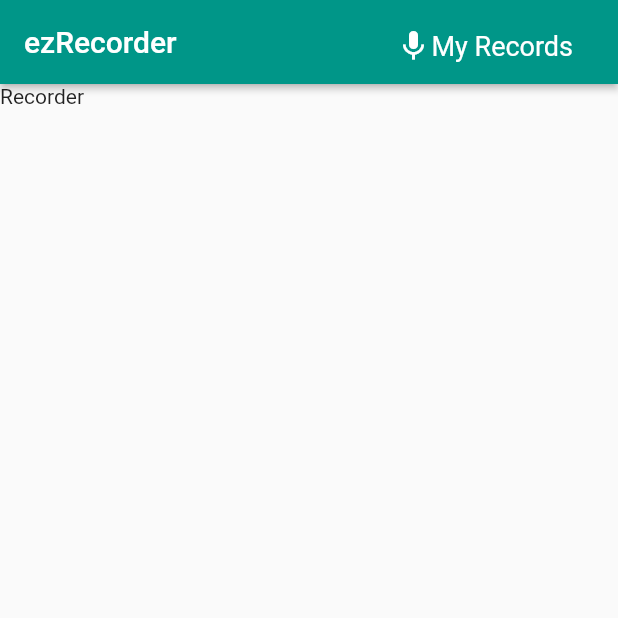
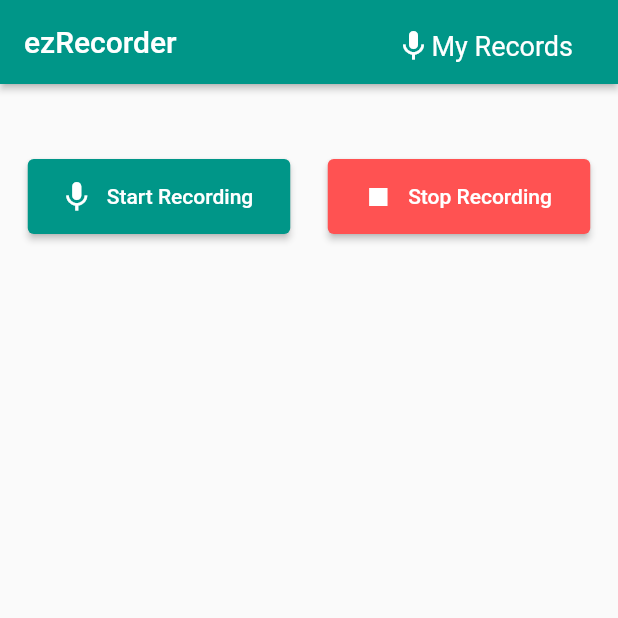
Before and after one commit to Rafi404/ezRecorder, a Flutter app: the screen it shows after launch, on a phone screen of 412 x 824 dp, the top half of it. Run offline on Flutter 3.47's test engine with Material 2 defaults, Android fonts, the phone set to English and light mode, and no system bars; missing offline and left inert: flutter_sound, flutter_sound_web.

Commit message:
Recording Player added

```diff
--- a/lib/Pages/homePage.dart
+++ b/lib/Pages/homePage.dart
@@ -1,3 +1,4 @@
+import 'package:ezrecorder/Widgets/recorder.dart';
 import 'package:flutter/material.dart';
 
 class HomePage extends StatefulWidget {
@@ -32,10 +33,16 @@ class _HomePageState extends State<HomePage> {
         ],
 
       ),
-      body: ListView(
-        children: const [
-          Text('Recorder')
-        ],
+      body: Center(
+        child: Padding(
+          padding: const EdgeInsets.only(top: 50),
+          child: ListView(
+            children: const [
+              AudioRecorder(),
+
+            ],
+          ),
+        ),
       ),
 
     );
--- /dev/null
+++ b/lib/Widgets/recorder.dart
@@ -0,0 +1,113 @@
+import 'package:ezrecorder/provider/recorderProvider.dart';
+import 'package:flutter/material.dart';
+import 'package:flutter_sound/flutter_sound.dart';
+import 'package:provider/provider.dart';
+
+class AudioRecorder extends StatefulWidget {
+  const AudioRecorder({Key? key}) : super(key: key);
+
+  @override
+  _AudioRecorderState createState() => _AudioRecorderState();
+}
+
+class _AudioRecorderState extends State<AudioRecorder> {
+  final recorder = SoundRecorder();
+
+  @override
+  Widget build(BuildContext context) {
+    return Center(
+      child: Row(
+        mainAxisAlignment: MainAxisAlignment.center,
+        crossAxisAlignment: CrossAxisAlignment.center,
+        children: [
+          ///Start Button
+          Provider.of<RecordProvider>(context, listen: true).startButtonStatus
+              ? ElevatedButton.icon(
+                  style: ElevatedButton.styleFrom(
+                      minimumSize: const Size(175, 50),
+                      primary: Colors.teal,
+                      onPrimary: Colors.white),
+                  onPressed: () {
+                    Provider.of<RecordProvider>(context, listen: false)
+                        .onStartRecord();
+                  },
+                  icon: const Icon(Icons.mic),
+                  label: const Text('Start Recording'),
+                )
+              :
+
+              ///Pause Button
+              Provider.of<RecordProvider>(context).pauseButtonStatus
+                  ? ElevatedButton.icon(
+                      style: ElevatedButton.styleFrom(
+                          minimumSize: const Size(175, 50),
+                          primary: Colors.amber,
+                          onPrimary: Colors.white),
+                      onPressed: () {
+                        Provider.of<RecordProvider>(context, listen: false)
+                            .onPauseRecord();
+                      },
+                      icon: const Icon(Icons.pause),
+                      label: const Text('Pause Recording'),
+                    )
+                  : Container(),
+
+          ///Resume Button
+          Provider.of<RecordProvider>(context).resumeButtonStatus
+              ? ElevatedButton.icon(
+                  style: ElevatedButton.styleFrom(
+                      minimumSize: const Size(175, 50),
+                      primary: Colors.teal,
+                      onPrimary: Colors.white),
+                  onPressed: () {
+                    Provider.of<RecordProvider>(context, listen: false)
+                        .onResumeRecord();
+                  },
+                  icon: const Icon(Icons.skip_next),
+                  label: const Text('Resume Recording'),
+                )
+              : Container(),
+
+          const SizedBox(
+            width: 25,
+          ),
+
+          ///Stop Button
+          ElevatedButton.icon(
+            style: ElevatedButton.styleFrom(
+                minimumSize: const Size(175, 50),
+                primary: Colors.redAccent,
+                onPrimary: Colors.white),
+            onPressed: () {
+              Provider.of<RecordProvider>(context, listen: false)
+                  .onStopRecord();
+            },
+            icon: const Icon(Icons.stop),
+            label: const Text('Stop Recording'),
+          ),
+        ],
+      ),
+    );
+  }
+}
+
+class SoundRecorder {
+  final pathToSaveAudio = 'Sample_audio.aac';
+  FlutterSoundRecorder? _audioRecorder;
+
+  Future _record() async {
+    await _audioRecorder!.startRecorder(toFile: pathToSaveAudio);
+  }
+
+  Future _pause() async {
+    await _audioRecorder!.pauseRecorder();
+  }
+
+  Future _resume() async {
+    await _audioRecorder!.resumeRecorder();
+  }
+
+  Future _stop() async {
+    await _audioRecorder!.stopRecorder();
+  }
+}
--- a/lib/main.dart
+++ b/lib/main.dart
@@ -1,4 +1,6 @@
+import 'package:ezrecorder/provider/recorderProvider.dart';
 import 'package:flutter/material.dart';
+import 'package:provider/provider.dart';
 
 import 'Pages/homePage.dart';
 
@@ -6,11 +8,8 @@ void main() {
   runApp(const MyApp());
 }
 
-
-class MyApp extends StatefulWidget{
+class MyApp extends StatefulWidget {
   const MyApp({Key? key}) : super(key: key);
-
-
 
   @override
   _MyAppState createState() => _MyAppState();
@@ -19,11 +18,14 @@ class MyApp extends StatefulWidget{
 class _MyAppState extends State<MyApp> {
   @override
   Widget build(BuildContext context) {
-    return const MaterialApp(
-      debugShowCheckedModeBanner: false,
-      title: 'ezRecorder',
-      home: HomePage(),
-
+    print('Recorder Build');
+    return ChangeNotifierProvider(
+      create: (context) => RecordProvider(),
+      child: const MaterialApp(
+        debugShowCheckedModeBanner: false,
+        title: 'ezRecorder',
+        home: HomePage(),
+      ),
     );
   }
 }
--- /dev/null
+++ b/lib/provider/recorderProvider.dart
@@ -0,0 +1,42 @@
+import 'package:flutter/cupertino.dart';
+
+class RecordProvider with ChangeNotifier{
+
+  bool isRecording = false;
+  bool startButtonStatus = true;
+  bool pauseButtonStatus = false;
+  bool resumeButtonStatus = false;
+
+  void onStartRecord(){
+  isRecording = true;
+  startButtonStatus = false;
+  pauseButtonStatus = true;
+  print('Recording Started $isRecording');
+  notifyListeners();
+  }
+
+  void onPauseRecord(){
+    pauseButtonStatus = false;
+    print('Recording Paused $pauseButtonStatus');
+    resumeButtonStatus = true;
+    print('Recording Paused $isRecording');
+    notifyListeners();
+  }
+
+  void onResumeRecord(){
+    pauseButtonStatus = true;
+    resumeButtonStatus = false;
+    print('Resume pressed');
+    notifyListeners();
+  }
+
+  void onStopRecord(){
+    isRecording = false;
+    pauseButtonStatus = false;
+    startButtonStatus = true;
+    resumeButtonStatus = false;
+    print('Recording Stopped$isRecording');
+
+    notifyListeners();
+  }
+}
--- a/pubspec.yaml
+++ b/pubspec.yaml
@@ -34,6 +34,9 @@ dependencies:
   # The following adds the Cupertino Icons font to your application.
   # Use with the CupertinoIcons class for iOS style icons.
   cupertino_icons: ^1.0.2
+  flutter_sound: ^9.1.2
+  provider: ^6.0.2
+
 
 dev_dependencies:
   flutter_test:
```
Also changed, not shown: lib/generated_plugin_registrant.dart (added, +16 -0 lines), pubspec.lock, 16 other files.
